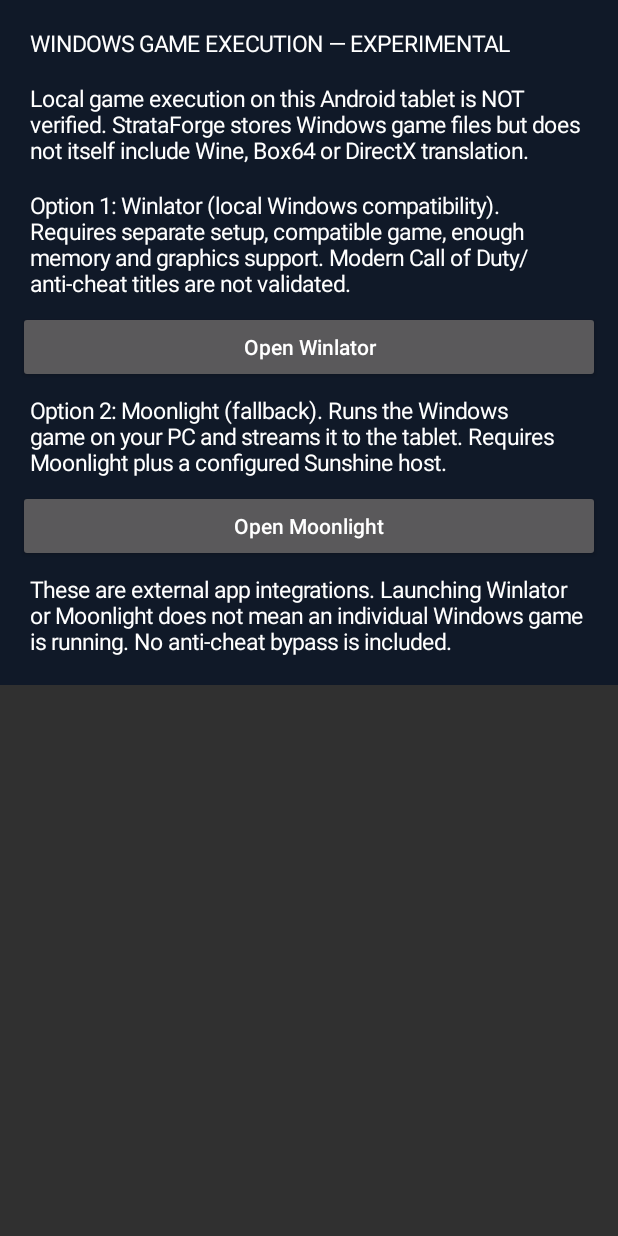
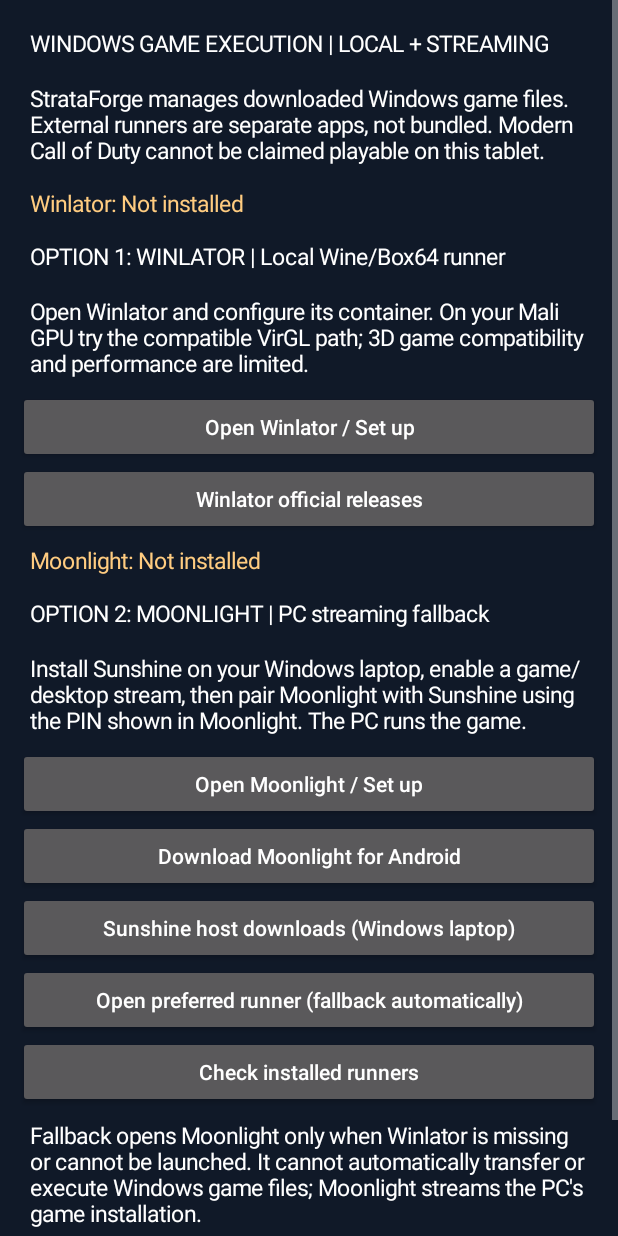
Before and after one commit to R347H4CK3R/StrataForge-Android, an Android app: the GameExecutionActivity screen opened directly, with no data from a screen before it, on a phone screen of 412 x 824 dp. Run offline under Robolectric (Android 15) with nearby library versions, the phone set to English and light mode, and no system bars; libraries missing offline, so code that uses them is left out: org.bouncycastle.jce.

Commit message:
Add Winlator and Moonlight detection, setup guides and streaming fallback

```diff
--- a/app/build.gradle
+++ b/app/build.gradle
@@ -2,7 +2,7 @@ plugins { id 'com.android.application' }
 android {
  namespace 'dev.strataforge.android'
  compileSdk 35
- defaultConfig { applicationId 'dev.strataforge.android'; minSdk 26; targetSdk 35; versionCode 15; versionName '0.4.9' }
+ defaultConfig { applicationId 'dev.strataforge.android'; minSdk 26; targetSdk 35; versionCode 16; versionName '0.5.0' }
  signingConfigs {
   debug {
    storeFile file("$rootDir/debugsign/debug.p12")
--- a/app/src/main/java/dev/strataforge/android/GameExecutionActivity.java
+++ b/app/src/main/java/dev/strataforge/android/GameExecutionActivity.java
@@ -1,40 +1,113 @@
 package dev.strataforge.android;
-import android.app.*;
-import android.content.*;
+
+import android.app.Activity;
+import android.app.AlertDialog;
+import android.content.Intent;
+import android.net.Uri;
 import android.os.Bundle;
 import android.graphics.Color;
-import android.widget.*;
+import android.widget.Button;
+import android.widget.LinearLayout;
+import android.widget.ScrollView;
+import android.widget.TextView;
+import java.util.Locale;
+
 public final class GameExecutionActivity extends Activity {
+  private static final String WINLATOR="com.winlator";
+  private static final String MOONLIGHT="com.limelight";
+  private static final String WINLATOR_URL="https://github.com/brunodev85/winlator/releases";
+  private static final String MOONLIGHT_URL="https://github.com/moonlight-stream/moonlight-android/releases";
+  private static final String SUNSHINE_URL="https://github.com/LizardByte/Sunshine/releases";
   private LinearLayout root;
-  private void label(String message){
-    TextView t=new TextView(this);t.setText(message);t.setTextColor(Color.WHITE);
-    t.setTextSize(15);t.setPadding(12,12,12,12);root.addView(t);
+  private TextView winStatus,moonStatus;
+
+  private void label(String content) {
+    TextView text=new TextView(this);
+    text.setText(content);text.setTextColor(Color.WHITE);text.setTextSize(15);
+    text.setPadding(12,12,12,12);root.addView(text);
   }
-  private void button(String text,Runnable cb){
-    Button b=new Button(this);b.setText(text);b.setAllCaps(false);root.addView(b);
-    b.setOnClickListener(v->cb.run());
+  private void button(String name,Runnable action){
+    Button button=new Button(this);button.setAllCaps(false);button.setText(name);
+    button.setOnClickListener(v->action.run());root.addView(button);
   }
-  @Override public void onCreate(Bundle b){
-    super.onCreate(b);
+  private TextView status(){
+    TextView text=new TextView(this);text.setTextSize(15);
+    text.setPadding(12,10,12,10);root.addView(text);return text;
+  }
+  private boolean available(String pkg){
+    return getPackageManager().getLaunchIntentForPackage(pkg)!=null;
+  }
+  private void updateStatus(){
+    boolean win=available(WINLATOR),moon=available(MOONLIGHT);
+    winStatus.setText("Winlator: "+(win?"Installed; local compatibility not verified":"Not installed"));
+    winStatus.setTextColor(win?0xff9ee8b6:0xffffcc80);
+    moonStatus.setText("Moonlight: "+(moon?"Installed; Sunshine pairing not verified":"Not installed"));
+    moonStatus.setTextColor(moon?0xff9ee8b6:0xffffcc80);
+    Diagnostics.log("execution","Runner detection: Winlator="+win+", Moonlight="+moon);
+  }
+  @Override protected void onResume(){super.onResume();if(winStatus!=null)updateStatus();}
+  @Override public void onCreate(Bundle saved){
+    super.onCreate(saved);
     ScrollView scroll=new ScrollView(this);
-    root=new LinearLayout(this);root.setOrientation(1);root.setPadding(18,16,18,16);root.setBackgroundColor(0xff101928);
+    root=new LinearLayout(this);root.setOrientation(LinearLayout.VERTICAL);
+    root.setPadding(18,16,18,16);root.setBackgroundColor(0xff101928);
     scroll.addView(root);setContentView(scroll);
-    label("WINDOWS GAME EXECUTION — EXPERIMENTAL");
-    label("Local game execution on this Android tablet is NOT verified. StrataForge stores Windows game files but does not itself include Wine, Box64 or DirectX translation.");
-    label("Option 1: Winlator (local Windows compatibility). Requires separate setup, compatible game, enough memory and graphics support. Modern Call of Duty/anti-cheat titles are not validated.");
-    button("Open Winlator",()->launch("com.winlator","Local Wine/Box64 runner not installed. Install a compatible official Winlator release first."));
-    label("Option 2: Moonlight (fallback). Runs the Windows game on your PC and streams it to the tablet. Requires Moonlight plus a configured Sunshine host.");
-    button("Open Moonlight",()->launch("com.limelight","Moonlight client not installed. Install Moonlight and configure Sunshine on the gaming laptop."));
-    label("These are external app integrations. Launching Winlator or Moonlight does not mean an individual Windows game is running. No anti-cheat bypass is included.");
+    label("WINDOWS GAME EXECUTION | LOCAL + STREAMING");
+    label("StrataForge manages downloaded Windows game files. External runners are separate apps, not bundled. Modern Call of Duty cannot be claimed playable on this tablet.");
+    winStatus=status();
+    label("OPTION 1: WINLATOR | Local Wine/Box64 runner");
+    label("Open Winlator and configure its container. On your Mali GPU try the compatible VirGL path; 3D game compatibility and performance are limited.");
+    button("Open Winlator / Set up",()->launchOrSetup(WINLATOR,WINLATOR_URL,"Winlator"));
+    button("Winlator official releases",()->openUrl(WINLATOR_URL));
+    moonStatus=status();
+    label("OPTION 2: MOONLIGHT | PC streaming fallback");
+    label("Install Sunshine on your Windows laptop, enable a game/desktop stream, then pair Moonlight with Sunshine using the PIN shown in Moonlight. The PC runs the game.");
+    button("Open Moonlight / Set up",()->launchOrSetup(MOONLIGHT,MOONLIGHT_URL,"Moonlight"));
+    button("Download Moonlight for Android",()->openUrl(MOONLIGHT_URL));
+    button("Sunshine host downloads (Windows laptop)",()->openUrl(SUNSHINE_URL));
+    button("Open preferred runner (fallback automatically)",()->preferred());
+    button("Check installed runners",this::updateStatus);
+    label("Fallback opens Moonlight only when Winlator is missing or cannot be launched. It cannot automatically transfer or execute Windows game files; Moonlight streams the PC's game installation.");
+    label("Runtime checks cover presence and launchability, not game execution success. No anti-cheat bypass or unsupported compatibility claims.");
+    updateStatus();
   }
-  private void launch(String pkg,String unavailable){
-    android.content.Intent intent=getPackageManager().getLaunchIntentForPackage(pkg);
-    if(intent==null){
-      new AlertDialog.Builder(this).setTitle("Runner unavailable").setMessage(unavailable)
+  private void preferred(){
+    if(available(WINLATOR)){
+      new AlertDialog.Builder(this).setTitle("Choose execution route")
+        .setMessage("Try local Winlator first? Moonlight streams from your PC and is usually more suitable for demanding Windows games.")
+        .setPositiveButton("Winlator",(dialog,which)->launchOrFallback())
+        .setNeutralButton("Moonlight",(dialog,which)->launchOrSetup(MOONLIGHT,MOONLIGHT_URL,"Moonlight"))
+        .setNegativeButton("Cancel",null).show();
+    }else launchOrSetup(MOONLIGHT,MOONLIGHT_URL,"Moonlight");
+  }
+  private void launchOrFallback(){
+    if(!openApp(WINLATOR))launchOrSetup(MOONLIGHT,MOONLIGHT_URL,"Moonlight");
+  }
+  private void launchOrSetup(String pkg,String url,String name){
+    if(openApp(pkg))return;
+    new AlertDialog.Builder(this).setTitle(name+" unavailable")
+      .setMessage(name+" isn't installed or couldn't be opened. Open its official release page to install it manually?")
+      .setPositiveButton("Open downloads",(dialog,which)->openUrl(url))
+      .setNegativeButton("Cancel",null).show();
+  }
+  private boolean openApp(String pkg){
+    try{
+      Intent intent=getPackageManager().getLaunchIntentForPackage(pkg);
+      if(intent==null)return false;
+      startActivity(intent);
+      Diagnostics.log("execution","Opened external runtime "+pkg);
+      return true;
+    }catch(Exception error){
+      Diagnostics.error("execution",error);
+      return false;
+    }
+  }
+  private void openUrl(String url){
+    try{startActivity(new Intent(Intent.ACTION_VIEW,Uri.parse(url)));}
+    catch(Exception e){
+      Diagnostics.error("execution",e);
+      new AlertDialog.Builder(this).setTitle("Unable to open link").setMessage(url)
         .setPositiveButton("OK",null).show();
-      Diagnostics.log("execution","Runner not found: "+pkg);return;
     }
-    try{startActivity(intent);Diagnostics.log("execution","Opened external runner "+pkg);}
-    catch(Exception e){Diagnostics.error("execution",e);new AlertDialog.Builder(this).setMessage("Runner could not open: "+e.getMessage()).setPositiveButton("OK",null).show();}
   }
 }
```
